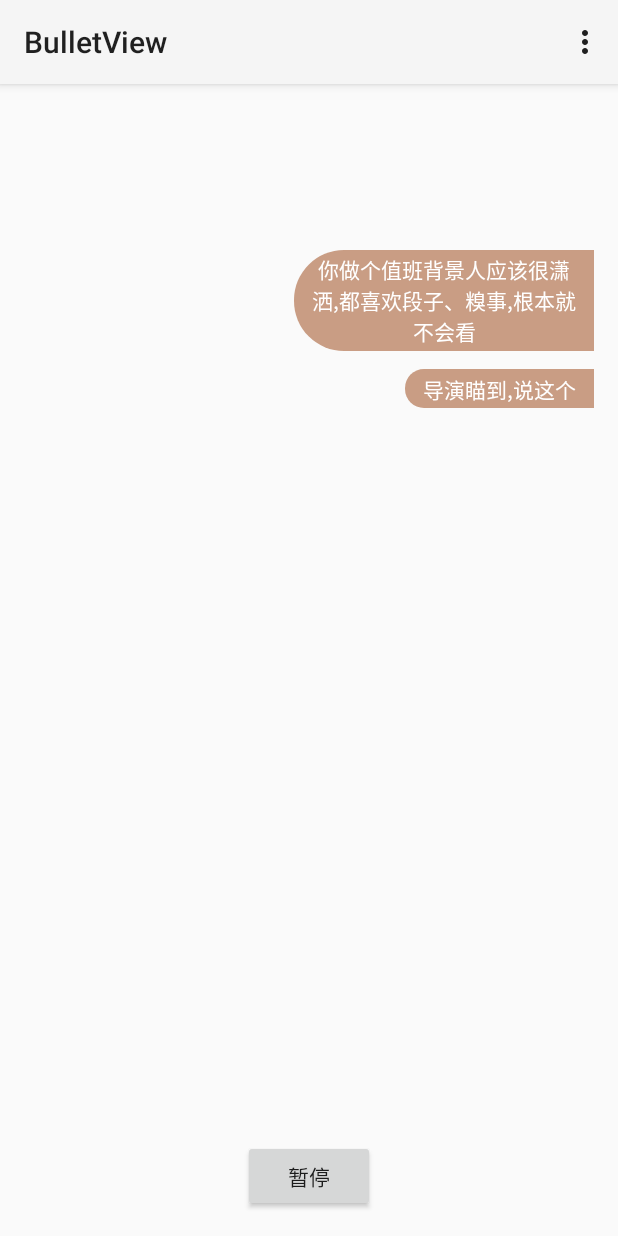
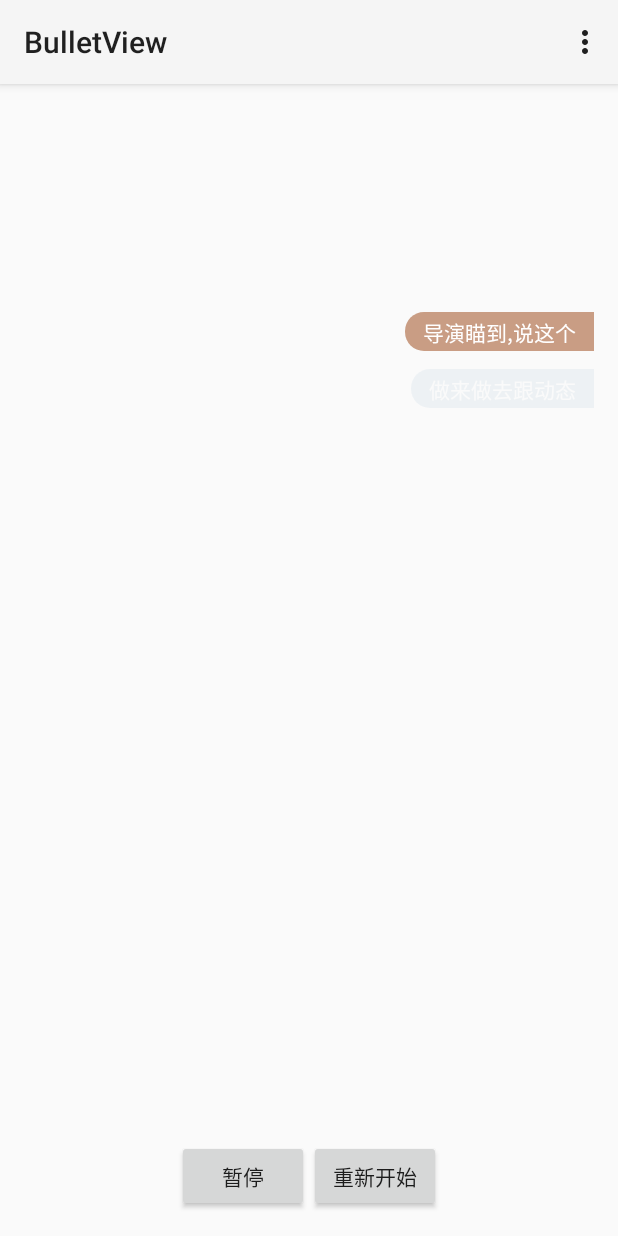
Before and after one commit to ToDou/BulletView, an Android app: the screen it shows after launch (MainActivity), in the options menu, after a tap on "Settings", on a phone screen of 412 x 824 dp. Run offline under Robolectric (Android 15) with nearby library versions, the phone set to English and light mode, and no system bars; our stand-ins replace ButterKnife.

```diff
--- a/BulletView/app/src/main/java/com/tudou/bulletview/ui/activity/MainActivity.java
+++ b/BulletView/app/src/main/java/com/tudou/bulletview/ui/activity/MainActivity.java
@@ -4,6 +4,7 @@ import android.app.Activity;
 import android.os.Bundle;
 import android.view.Menu;
 import android.view.MenuItem;
+import android.view.View;
 import android.widget.Button;
 
 import com.tudou.bulletview.R;
@@ -40,17 +41,26 @@ public class MainActivity extends Activity {
     @Override
     protected void onResume() {
         super.onResume();
+        if (mBulletView.isScreenPause()) {
+            mBulletView.reStart();
+        }
     }
 
-    @OnClick(R.id.btn_start)
+    @OnClick({
+            R.id.btn_start,
+            R.id.btn_reShow
+    })
     @SuppressWarnings("unused")
-    public void OnClick() {
+    public void OnClick(View view) {
+        switch (view.getId()) {
+            case R.id.btn_start:
+
                 if (!isStart) {
                     ArrayList<String> strings = new ArrayList<>();
                     for (int i = 0; i < comments.length; i++) {
                         strings.add(comments[i]);
                     }
-            mBulletView.addComments(strings);
+                    mBulletView.setData(strings);
                     mBtnStart.setText("暂停");
                     isStart = true;
                     isPause = false;
@@ -60,11 +70,23 @@ public class MainActivity extends Activity {
                         mBtnStart.setText("继续");
                         isPause = true;
                     } else {
-                mBulletView.start();
+                        mBulletView.reStart();
                         mBtnStart.setText("暂停");
                         isPause = false;
                     }
                 }
+
+                break;
+            case R.id.btn_reShow:
+                mBulletView.reShow();
+                break;
+        }
+    }
+
+    @Override
+    protected void onPause() {
+        super.onPause();
+        mBulletView.screenStop();
     }
 
     @Override
--- a/BulletView/app/src/main/java/com/tudou/bulletview/ui/view/BulletView.java
+++ b/BulletView/app/src/main/java/com/tudou/bulletview/ui/view/BulletView.java
@@ -5,6 +5,7 @@ import android.graphics.Color;
 import android.graphics.Typeface;
 import android.os.Build;
 import android.os.CountDownTimer;
+import android.os.Handler;
 import android.util.AttributeSet;
 import android.util.TypedValue;
 import android.view.Gravity;
@@ -22,7 +23,6 @@ import com.tudou.bulletview.R;
 import com.tudou.bulletview.drawable.StateRoundRectDrawable;
 import com.tudou.bulletview.model.Comment;
 import com.tudou.bulletview.util.DrawableUtils;
-
 import java.util.ArrayList;
 import java.util.regex.Matcher;
 import java.util.regex.Pattern;
@@ -44,6 +44,8 @@ public class BulletView extends LinearLayout {
     private int mTotalHeight;
     private CountDownTimer mTimer;
     private ArrayList<String> mComments;
+    private int mTotalIndex;
+    private boolean isScreenPause;
 
     public BulletView(Context context) {
         this(context, null);
@@ -94,7 +96,7 @@ public class BulletView extends LinearLayout {
                 if (event.getAction() == MotionEvent.ACTION_DOWN) {
                     stop();
                 } else if (event.getAction() == MotionEvent.ACTION_UP) {
-                    start();
+                    reStart();
                 }
                 return false;
             }
@@ -120,16 +122,34 @@ public class BulletView extends LinearLayout {
         button.startAnimation(animation_alpha);
     }
 
-    public void addComments(ArrayList<String> comments) {
+    public void setData(ArrayList<String> comments) {
         mComments = comments;
+        startShow();
+    }
+
+    public void reShow() {
+        mTimer.onFinish();
+        mTimer = null;
+        mTotalHeight = 0;
+        mTotalIndex = 0;
+        new Handler().postDelayed(new Runnable() {
+            @Override
+            public void run() {
+                removeAllViews();
+                startShow();
+            }
+        }, 1000);
+    }
+
+    public void startShow() {
         mTimer = new CountDownTimer(20 * 1000 * 1000, 3 * 1000) {
             @Override
             public void onTick(long millisUntilFinished) {
-                if (mComments.size() == 0) {
+                if (mTotalIndex == mComments.size() - 1) {
                     mTimer.cancel();
                     return;
                 }
-                int layoutAdd = calculateHeight(mComments.get(0)) + DEFAULT_LAYOUT_MARGIN_TOP;
+                int layoutAdd = calculateHeight(mComments.get(mTotalIndex)) + DEFAULT_LAYOUT_MARGIN_TOP;
 
                 ArrayList<Integer> removeList = new ArrayList<>();
 
@@ -142,8 +162,8 @@ public class BulletView extends LinearLayout {
                 doAnimationRemove(removeList, removeList.size(), layoutAdd);
 
                 if (getChildCount() == 0) {
-                    addTag(new Comment(mComments.get(0)));
-                    mComments.remove(0);
+                    addTag(new Comment(mComments.get(mTotalIndex)));
+                    mTotalIndex += 1;
                 }
             }
 
@@ -205,13 +225,13 @@ public class BulletView extends LinearLayout {
 
                     @Override
                     public void onAnimationEnd(Animation animation) {
-                        if (mComments.size() == 0) {
+                        if (mTotalIndex == mComments.size() - 1) {
                             mTimer.cancel();
                             return;
                         }
                         view.clearAnimation();
-                        addTag(new Comment(mComments.get(0)));
-                        mComments.remove(0);
+                        addTag(new Comment(mComments.get(mTotalIndex)));
+                        mTotalIndex += 1;
                     }
 
                     @Override
@@ -250,7 +270,18 @@ public class BulletView extends LinearLayout {
         }
     }
 
-    public void start() {
+    public void screenStop() {
+        if (mTimer != null) {
+            mTimer.cancel();
+        }
+        isScreenPause = true;
+    }
+
+    public boolean isScreenPause() {
+        return isScreenPause;
+    }
+
+    public void reStart() {
         if (mTimer != null) {
             mTimer.start();
         }
--- a/BulletView/app/src/main/res/layout/activity_main.xml
+++ b/BulletView/app/src/main/res/layout/activity_main.xml
@@ -14,11 +14,25 @@
         android:layout_height="@dimen/max_height"
         android:layout_gravity="right"/>
 
-    <Button
-        android:id="@+id/btn_start"
+    <LinearLayout
         android:layout_width="wrap_content"
         android:layout_height="wrap_content"
+        android:orientation="horizontal"
         android:layout_gravity="bottom|center_horizontal"
-        android:text="开始"/>
+        >
+
+        <Button
+            android:id="@+id/btn_start"
+            android:layout_width="wrap_content"
+            android:layout_height="wrap_content"
+            android:text="开始"/>
+
+        <Button
+            android:id="@+id/btn_reShow"
+            android:layout_width="wrap_content"
+            android:layout_height="wrap_content"
+            android:text="重新开始"/>
+
+        </LinearLayout>
 
 </FrameLayout>
```
Lines whose indentation alone changed are shown as unchanged.
